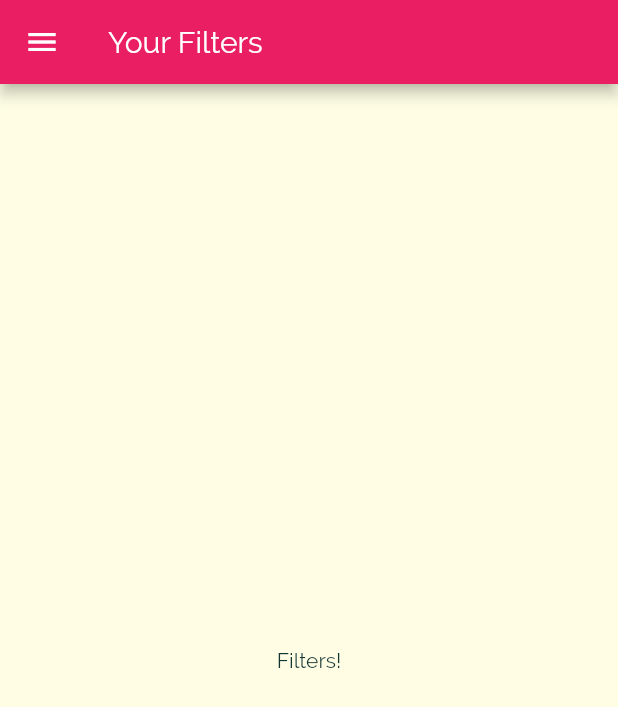
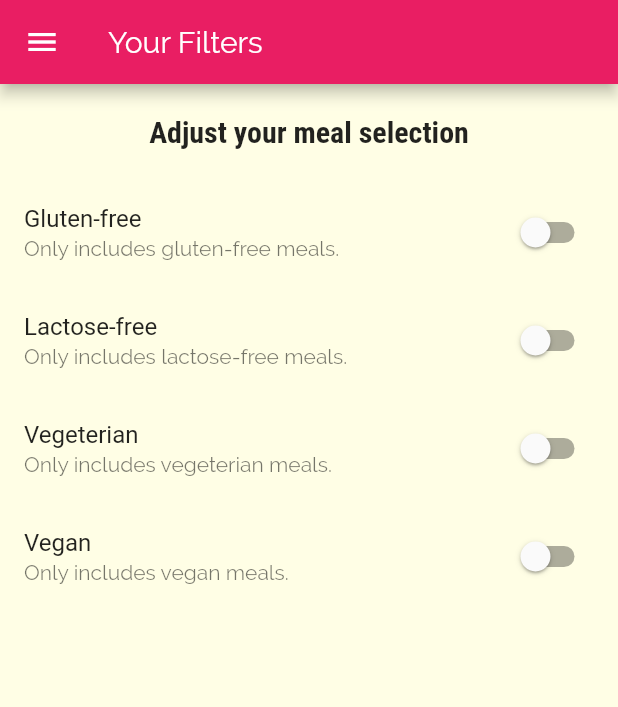
Before and after one commit to Lukazovic/Meals-App, a Flutter app: the FiltersScreen screen opened by its route, on a phone screen of 412 x 824 dp. Shown: the top 707 px of the screen. Run offline on Flutter 3.47's test engine with Material 2 defaults, Android fonts, the phone set to English and light mode, and no system bars.

Commit message:
added filter page

```diff
--- a/lib/main.dart
+++ b/lib/main.dart
@@ -39,15 +39,15 @@ class MyApp extends StatelessWidget {
         MealDetailScreen.routeName: (ctx) => MealDetailScreen(),
         FiltersScreen.routeName: (ctx) => FiltersScreen(),
       },
-      onGenerateRoute: (settings) {
-        print(settings.arguments);
+      // onGenerateRoute: (settings) {
+        // print(settings.arguments);
         // if (settings.name == '/meal-detail') {
         //   return ...;
         // } else if (settings.name == '/something-else') {
         //   return ...;
         // }
         // return MaterialPageRoute(builder: (ctx) => CategoriesScreen(),);
-      },
+      // },
       onUnknownRoute: (settings) {
         return MaterialPageRoute(builder: (ctx) => CategoriesScreen(),);
       },
--- a/lib/screens/filters_screen.dart
+++ b/lib/screens/filters_screen.dart
@@ -2,8 +2,34 @@ import 'package:flutter/material.dart';
 
 import '../widgets/main_drawer.dart';
 
-class FiltersScreen extends StatelessWidget {
+class FiltersScreen extends StatefulWidget {
   static const routeName = '/filters';
+
+  @override
+  _FiltersScreenState createState() => _FiltersScreenState();
+}
+
+class _FiltersScreenState extends State<FiltersScreen> {
+  bool _glutenFree = false;
+  bool _vegetarian = false;
+  bool _vegan = false;
+  bool _lactoseFree = false;
+
+  Widget _buildSwitchListTile(
+    String title,
+    String description,
+    bool currentValue,
+    Function updateValue,
+  ) {
+    return SwitchListTile(
+      title: Text(title),
+      value: currentValue,
+      subtitle: Text(
+        description,
+      ),
+      onChanged: updateValue,
+    );
+  }
 
   @override
   Widget build(BuildContext context) {
@@ -12,8 +38,62 @@ class FiltersScreen extends StatelessWidget {
         title: Text('Your Filters'),
       ),
       drawer: MainDrawer(),
-      body: Center(
-        child: Text('Filters!'),
+      body: Column(
+        children: <Widget>[
+          Container(
+            padding: EdgeInsets.all(20),
+            child: Text(
+              'Adjust your meal selection',
+              style: Theme.of(context).textTheme.title,
+            ),
+          ),
+          Expanded(
+            child: ListView(
+              children: <Widget>[
+                _buildSwitchListTile(
+                  'Gluten-free',
+                  'Only includes gluten-free meals.',
+                  _glutenFree,
+                  (newValue) {
+                    setState(() {
+                      _glutenFree = newValue;
+                    });
+                  },
+                ),
+                _buildSwitchListTile(
+                  'Lactose-free',
+                  'Only includes lactose-free meals.',
+                  _lactoseFree,
+                  (newValue) {
+                    setState(() {
+                      _lactoseFree = newValue;
+                    });
+                  },
+                ),
+                _buildSwitchListTile(
+                  'Vegeterian',
+                  'Only includes vegeterian meals.',
+                  _vegetarian,
+                  (newValue) {
+                    setState(() {
+                      _vegetarian = newValue;
+                    });
+                  },
+                ),
+                _buildSwitchListTile(
+                  'Vegan',
+                  'Only includes vegan meals.',
+                  _vegan,
+                  (newValue) {
+                    setState(() {
+                      _vegan = newValue;
+                    });
+                  },
+                ),
+              ],
+            ),
+          )
+        ],
       ),
     );
   }
```
